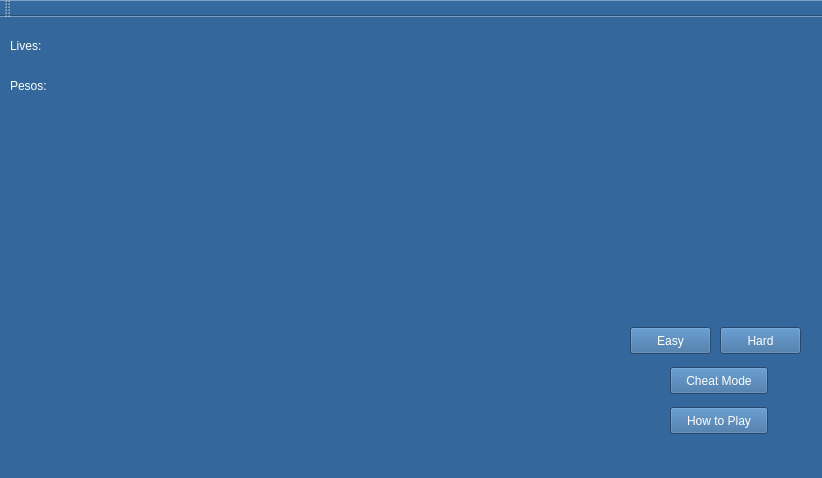
Before: the Qt Designer form ulmainwindow.ui in CKost/undersea-llamas, drawn with Qt 5.
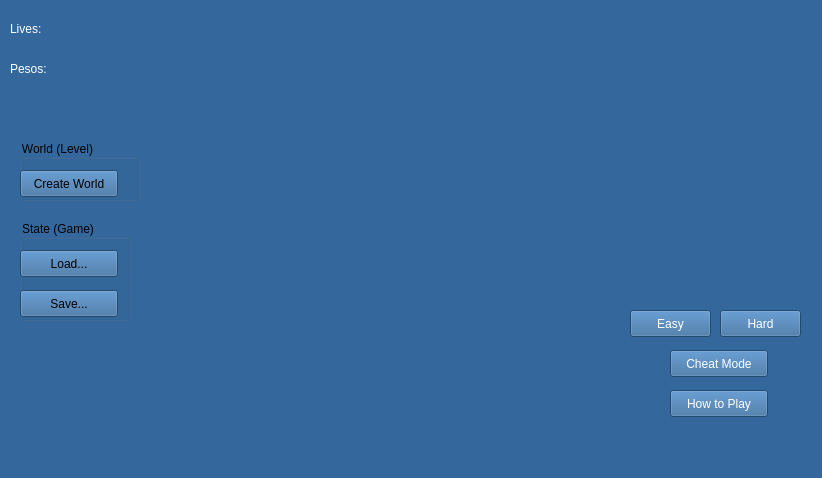
After: the same form once the commit is applied. Icons and pictures are not drawn.

Commit message: fixing worldgenerator, initial implementation of load/save

```diff
--- a/ulmainwindow.ui
+++ b/ulmainwindow.ui
@@ -127,6 +127,71 @@
      <string>Hard</string>
     </property>
    </widget>
+   <widget class="QGroupBox" name="gbxWorldBtns">
+    <property name="geometry">
+     <rect>
+      <x>20</x>
+      <y>140</y>
+      <width>120</width>
+      <height>61</height>
+     </rect>
+    </property>
+    <property name="title">
+     <string>World (Level)</string>
+    </property>
+    <widget class="QPushButton" name="btnCreateWorld">
+     <property name="geometry">
+      <rect>
+       <x>0</x>
+       <y>30</y>
+       <width>98</width>
+       <height>27</height>
+      </rect>
+     </property>
+     <property name="text">
+      <string>Create World</string>
+     </property>
+    </widget>
+   </widget>
+   <widget class="QGroupBox" name="gbxStateBtns">
+    <property name="geometry">
+     <rect>
+      <x>20</x>
+      <y>220</y>
+      <width>111</width>
+      <height>101</height>
+     </rect>
+    </property>
+    <property name="title">
+     <string>State (Game)</string>
+    </property>
+    <widget class="QPushButton" name="btnLoadState">
+     <property name="geometry">
+      <rect>
+       <x>0</x>
+       <y>30</y>
+       <width>98</width>
+       <height>27</height>
+      </rect>
+     </property>
+     <property name="text">
+      <string>Load...</string>
+     </property>
+    </widget>
+    <widget class="QPushButton" name="btnSaveState">
+     <property name="geometry">
+      <rect>
+       <x>0</x>
+       <y>70</y>
+       <width>98</width>
+       <height>27</height>
+      </rect>
+     </property>
+     <property name="text">
+      <string>Save...</string>
+     </property>
+    </widget>
+   </widget>
   </widget>
   <widget class="QMenuBar" name="menuBar">
    <property name="geometry">
@@ -138,14 +203,6 @@
     </rect>
    </property>
   </widget>
-  <widget class="QToolBar" name="mainToolBar">
-   <attribute name="toolBarArea">
-    <enum>TopToolBarArea</enum>
-   </attribute>
-   <attribute name="toolBarBreak">
-    <bool>false</bool>
-   </attribute>
-  </widget>
   <widget class="QStatusBar" name="statusBar"/>
  </widget>
  <layoutdefault spacing="6" margin="11"/>
```
The commit also changes 4 other files.
